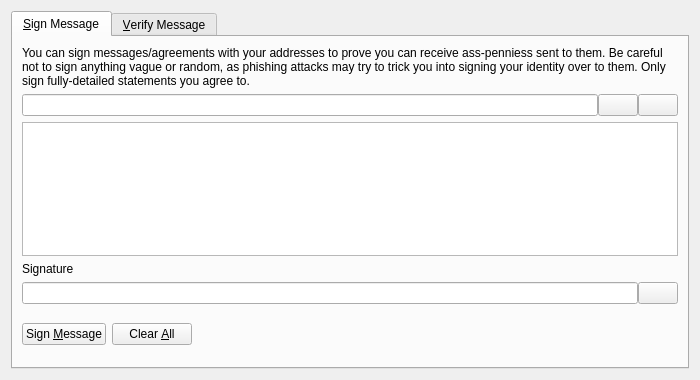
First picture: the form in src/qt/forms/signverifymessagedialog.ui, repository BufferUnderwhelm/ass-pennies, before the edit.
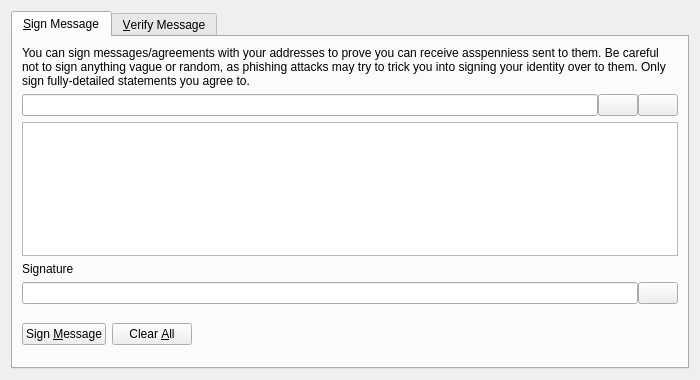
Second picture: the form after the edit. Icons and pictures are not drawn. Custom widgets are drawn as their Qt base class.

The edit to the form file:
```diff
--- a/src/qt/forms/signverifymessagedialog.ui
+++ b/src/qt/forms/signverifymessagedialog.ui
@@ -30,7 +30,7 @@
        <item>
         <widget class="QLabel" name="infoLabel_SM">
          <property name="text">
-          <string>You can sign messages/agreements with your addresses to prove you can receive ass-penniess sent to them. Be careful not to sign anything vague or random, as phishing attacks may try to trick you into signing your identity over to them. Only sign fully-detailed statements you agree to.</string>
+          <string>You can sign messages/agreements with your addresses to prove you can receive asspenniess sent to them. Be careful not to sign anything vague or random, as phishing attacks may try to trick you into signing your identity over to them. Only sign fully-detailed statements you agree to.</string>
          </property>
          <property name="textFormat">
           <enum>Qt::PlainText</enum>
```
Left out of the diff: 8 changed lines with no effect on the pictures.
